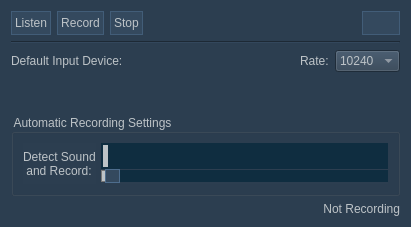
5l1v3r1/Moderat, file source/plugins/maudio/main_ui.ui: the form before one commit.
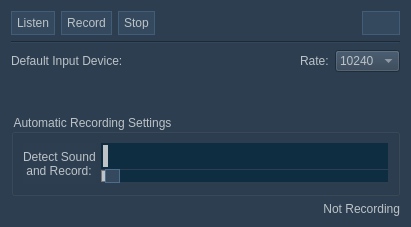
The form after the commit. Icons and pictures are not drawn.

```diff
--- a/source/plugins/maudio/main_ui.ui
+++ b/source/plugins/maudio/main_ui.ui
@@ -51,7 +51,7 @@
         <string notr="true">QPushButton#listenButton {
 			border: 1px ridge;
             border-color: #2c3e50;
-			padding: 3px;
+			padding: 5px;
             background-color: #34495e;
             }
 
@@ -86,7 +86,7 @@
         <string notr="true">QPushButton#recordButton {
 			border: 1px ridge;
             border-color: #2c3e50;
-			padding: 3px;
+			padding: 5px;
             background-color: #34495e;
             }
 
@@ -121,7 +121,7 @@
         <string notr="true">QPushButton#stopButton {
 			border: 1px ridge;
             border-color: #2c3e50;
-			padding: 3px;
+			padding: 5px;
             background-color: #34495e;
             }
 
```
Left out of the diff: 2 changed lines with no effect on the pictures.
